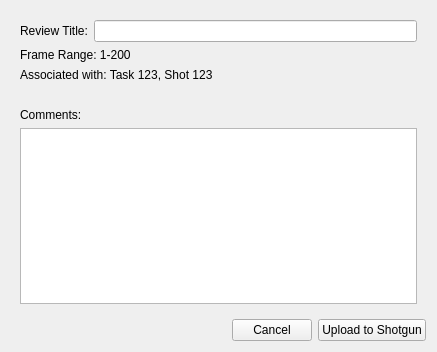
First picture: the form in resources/dialog.ui, repository shotgunsoftware/tk-nuke-quickreview, before the edit.
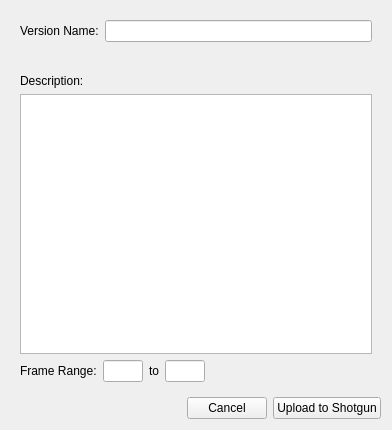
Second picture: the form after the edit. Icons and pictures are not drawn. Custom widgets are drawn as their Qt base class.

Commit message:
Design feedback (#2)
polish and tweaks. context selection.

Diff of the .ui file:
```diff
--- a/resources/dialog.ui
+++ b/resources/dialog.ui
@@ -6,8 +6,8 @@
    <rect>
     <x>0</x>
     <y>0</y>
-    <width>437</width>
-    <height>352</height>
+    <width>392</width>
+    <height>430</height>
    </rect>
   </property>
   <property name="windowTitle">
@@ -26,7 +26,7 @@
          <item>
           <widget class="QLabel" name="label_3">
            <property name="text">
-            <string>Review Title:</string>
+            <string>Version Name:</string>
            </property>
           </widget>
          </item>
@@ -36,35 +36,75 @@
         </layout>
        </item>
        <item>
-        <widget class="QLabel" name="frame_range">
-         <property name="text">
-          <string>Frame Range: 1-200</string>
-         </property>
-        </widget>
+        <widget class="ContextWidget" name="context_widget" native="true"/>
        </item>
        <item>
         <widget class="QLabel" name="association">
          <property name="text">
-          <string>Associated with: Task 123, Shot 123</string>
+          <string> </string>
          </property>
         </widget>
        </item>
        <item>
         <widget class="QLabel" name="label_2">
          <property name="text">
-          <string/>
+          <string>Description:</string>
          </property>
         </widget>
        </item>
        <item>
-        <widget class="QLabel" name="label">
-         <property name="text">
-          <string>Comments:</string>
-         </property>
-        </widget>
+        <widget class="QTextEdit" name="description"/>
        </item>
        <item>
-        <widget class="QTextEdit" name="comments"/>
+        <layout class="QHBoxLayout" name="horizontalLayout_5">
+         <item>
+          <widget class="QLabel" name="frame_range">
+           <property name="text">
+            <string>Frame Range:</string>
+           </property>
+          </widget>
+         </item>
+         <item>
+          <widget class="QLineEdit" name="start_frame">
+           <property name="maximumSize">
+            <size>
+             <width>40</width>
+             <height>16777215</height>
+            </size>
+           </property>
+          </widget>
+         </item>
+         <item>
+          <widget class="QLabel" name="frame_range_to">
+           <property name="text">
+            <string>to</string>
+           </property>
+          </widget>
+         </item>
+         <item>
+          <widget class="QLineEdit" name="end_frame">
+           <property name="maximumSize">
+            <size>
+             <width>40</width>
+             <height>16777215</height>
+            </size>
+           </property>
+          </widget>
+         </item>
+         <item>
+          <spacer name="horizontalSpacer_4">
+           <property name="orientation">
+            <enum>Qt::Horizontal</enum>
+           </property>
+           <property name="sizeHint" stdset="0">
+            <size>
+             <width>40</width>
+             <height>20</height>
+            </size>
+           </property>
+          </spacer>
+         </item>
+        </layout>
        </item>
       </layout>
       <zorder></zorder>
@@ -238,6 +278,23 @@
    </item>
   </layout>
  </widget>
+ <customwidgets>
+  <customwidget>
+   <class>ContextWidget</class>
+   <extends>QWidget</extends>
+   <header>..qtwidgets</header>
+   <container>1</container>
+  </customwidget>
+ </customwidgets>
+ <tabstops>
+  <tabstop>description</tabstop>
+  <tabstop>version_name</tabstop>
+  <tabstop>start_frame</tabstop>
+  <tabstop>end_frame</tabstop>
+  <tabstop>submit</tabstop>
+  <tabstop>cancel</tabstop>
+  <tabstop>jump_to_panel</tabstop>
+ </tabstops>
  <resources>
   <include location="resources.qrc"/>
  </resources>
```
Left out of the diff: 36 changed lines with no effect on the pictures. The commit also changes 7 other files.
